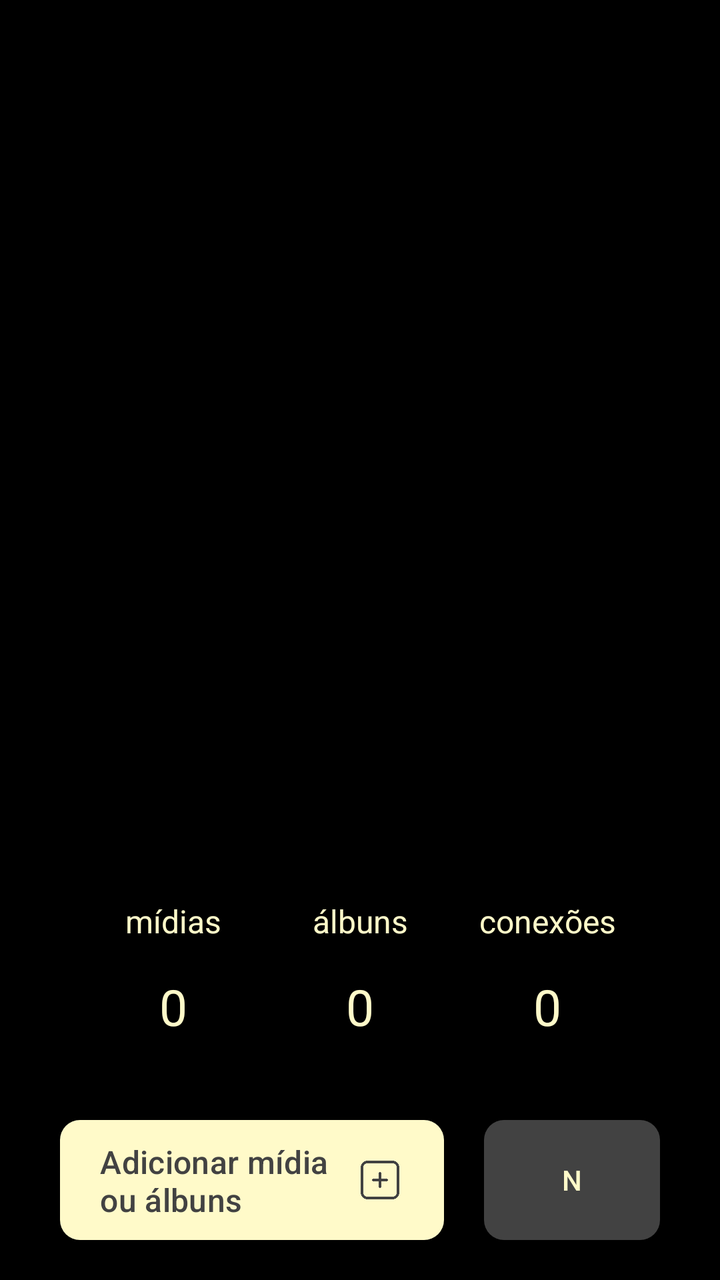
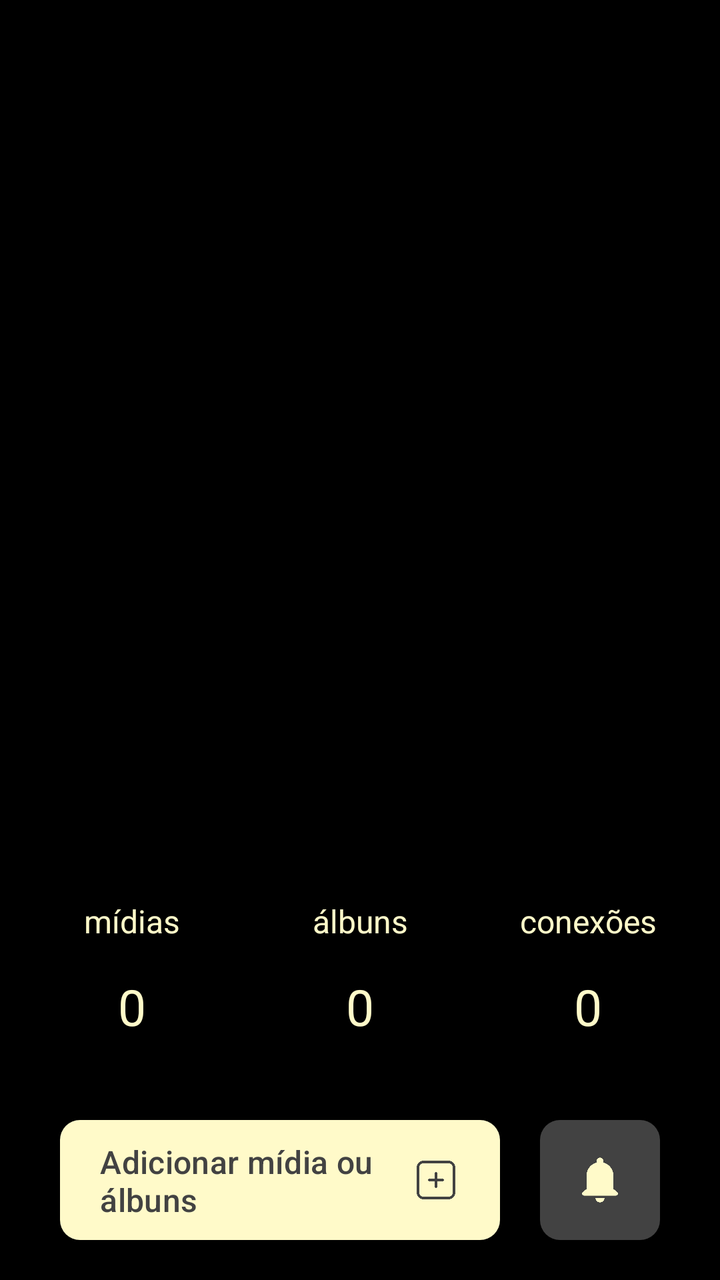

An Android layout rendered at two revisions. The XML below is the earlier revision; the diff shows what the commit changed to produce the second picture.
<!-- AndroidManifest.xml: application theme Theme.Monaly -->
<!-- res/layout/fragment_feed.xml -->
<?xml version="1.0" encoding="utf-8"?>
<androidx.constraintlayout.widget.ConstraintLayout xmlns:android="http://schemas.android.com/apk/res/android"
    xmlns:app="http://schemas.android.com/apk/res-auto"
    xmlns:tools="http://schemas.android.com/tools"
    android:layout_width="match_parent"
    android:layout_height="match_parent"
    android:background="@color/black"
    tools:context=".ui.fragment.navegation.FeedFragment">

    <com.google.android.material.button.MaterialButton
        android:id="@+id/buttonAdd"
        android:layout_width="0dp"
        android:layout_height="60dp"
        android:layout_marginStart="30dp"
        android:layout_marginEnd="20dp"
        android:layout_marginBottom="20dp"
        android:background="@drawable/drawable_background_button_gray_dark_10_dp"
        android:gravity="start|center_vertical"
        android:paddingStart="20dp"
        android:paddingEnd="20dp"
        android:text="@string/feed_button_to_add"
        android:textAllCaps="false"
        android:textColor="@color/gray_dark"
        android:textSize="16sp"
        app:backgroundTint="@color/bage_neutral"
        app:icon="@drawable/ic_add_gray_dark"
        app:iconGravity="end"
        app:iconSize="24dp"
        app:iconTint="@null"
        app:layout_constraintBottom_toBottomOf="parent"
        app:layout_constraintEnd_toStartOf="@+id/buttonNotification"
        app:layout_constraintStart_toStartOf="parent" />

    <androidx.appcompat.widget.AppCompatButton
        android:id="@+id/buttonNotification"
        android:layout_width="wrap_content"
        android:layout_height="60dp"
        android:layout_marginEnd="30dp"
        android:layout_marginBottom="20dp"
        android:background="@drawable/drawable_background_button_gray_dark_10_dp"
        android:text="N"
        android:textColor="@color/bage_neutral"
        app:layout_constraintBottom_toBottomOf="parent"
        app:layout_constraintEnd_toEndOf="parent" />

    <TextView
        android:id="@+id/textDefaultAlbun"
        android:layout_width="wrap_content"
        android:layout_height="wrap_content"
        android:layout_marginBottom="40dp"
        android:text="@string/feed__defaut_number"
        android:textColor="@color/bage_neutral"
        android:textSize="25dp"
        app:layout_constraintBottom_toTopOf="@+id/buttonAdd"
        app:layout_constraintEnd_toEndOf="parent"
        app:layout_constraintStart_toStartOf="parent" />

    <TextView
        android:id="@+id/textDefaultConection"
        android:layout_width="wrap_content"
        android:layout_height="wrap_content"
        android:layout_marginBottom="40dp"
        android:text="@string/feed__defaut_number"
        android:textColor="@color/bage_neutral"
        android:textSize="25dp"
        app:layout_constraintBottom_toTopOf="@+id/buttonNotification"
        app:layout_constraintEnd_toEndOf="parent"
        app:layout_constraintStart_toEndOf="@+id/textDefaultAlbun" />

    <TextView
        android:id="@+id/textDefaultMidia"
        android:layout_width="wrap_content"
        android:layout_height="wrap_content"
        android:layout_marginBottom="40dp"
        android:text="@string/feed__defaut_number"
        android:textColor="@color/bage_neutral"
        android:textSize="25dp"
        app:layout_constraintBottom_toTopOf="@+id/buttonAdd"
        app:layout_constraintEnd_toStartOf="@+id/textDefaultAlbun"
        app:layout_constraintStart_toStartOf="parent" />

    <TextView
        android:id="@+id/textTitleAlbun"
        android:layout_width="wrap_content"
        android:layout_height="wrap_content"
        android:layout_marginBottom="15dp"
        android:text="@string/feed_title_albuns"
        android:textColor="@color/bage_neutral"
        android:textSize="16dp"
        app:layout_constraintBottom_toTopOf="@+id/textDefaultAlbun"
        app:layout_constraintEnd_toEndOf="parent"
        app:layout_constraintStart_toStartOf="parent" />

    <TextView
        android:id="@+id/textTitleConection"
        android:layout_width="wrap_content"
        android:layout_height="wrap_content"
        android:layout_marginBottom="15dp"
        android:text="@string/feed_title_conections"
        android:textColor="@color/bage_neutral"
        android:textSize="16dp"
        app:layout_constraintBottom_toTopOf="@+id/textDefaultConection"
        app:layout_constraintEnd_toEndOf="@+id/textDefaultConection"
        app:layout_constraintStart_toStartOf="@+id/textDefaultConection" />

    <TextView
        android:id="@+id/textTitleMidia"
        android:layout_width="wrap_content"
        android:layout_height="wrap_content"
        android:layout_marginBottom="15dp"
        android:text="@string/feed_title_midia"
        android:textColor="@color/bage_neutral"
        android:textSize="16dp"
        app:layout_constraintBottom_toTopOf="@+id/textDefaultMidia"
        app:layout_constraintEnd_toEndOf="@+id/textDefaultMidia"
        app:layout_constraintStart_toStartOf="@+id/textDefaultMidia" />

</androidx.constraintlayout.widget.ConstraintLayout>
<!-- resources referenced by this layout -->
<resources>
  <color name="bage_neutral">#FFFAC9</color>
  <color name="black">#000000</color>
  <color name="gray_dark">#424242</color>
  <!-- drawable drawable_background_button_gray_dark_10_dp (drawable) -->
  <?xml version="1.0" encoding="utf-8"?>
  <shape xmlns:android="http://schemas.android.com/apk/res/android">
  
      <corners android:radius="10dp"/>
      <solid android:color="@color/gray_dark"/>
  
  </shape>
  <!-- drawable ic_add_gray_dark: png bitmap (drawable, 1667 bytes) -->
  <string name="feed__defaut_number">0</string>
  <string name="feed_button_to_add">Adicionar mídia ou álbuns</string>
  <string name="feed_title_albuns">álbuns</string>
  <string name="feed_title_conections">conexões</string>
  <string name="feed_title_midia">mídias</string>
  <style name="Theme.Monaly" parent="Base.Theme.Monaly" />
  <style name="Base.Theme.Monaly" parent="Theme.Material3.DayNight.NoActionBar">
  
  
          
          
  
  
          
          <item name="android:navigationBarColor">@color/black</item>
  
  
      </style>
</resources>

<!-- the commit's change to res/layout/fragment_feed.xml (unified diff, before → after) -->
@@ -29,17 +29,25 @@
         app:iconTint="@null"
         app:layout_constraintBottom_toBottomOf="parent"
         app:layout_constraintEnd_toStartOf="@+id/buttonNotification"
+        app:layout_constraintHorizontal_bias="0.0"
         app:layout_constraintStart_toStartOf="parent" />
 
-    <androidx.appcompat.widget.AppCompatButton
+    <com.google.android.material.button.MaterialButton
         android:id="@+id/buttonNotification"
-        android:layout_width="wrap_content"
+        android:layout_width="60dp"
         android:layout_height="60dp"
         android:layout_marginEnd="30dp"
         android:layout_marginBottom="20dp"
         android:background="@drawable/drawable_background_button_gray_dark_10_dp"
-        android:text="N"
-        android:textColor="@color/bage_neutral"
+        android:padding="0dp"
+        android:insetTop="0dp"
+        android:insetBottom="0dp"
+        app:backgroundTint="@color/gray_dark"
+        app:icon="@drawable/ic_notification_bage_neutral"
+        app:iconGravity="textStart"
+        app:iconPadding="0dp"
+        app:iconSize="28dp"
+        app:iconTint="@null"
         app:layout_constraintBottom_toBottomOf="parent"
         app:layout_constraintEnd_toEndOf="parent" />
 
@@ -59,25 +67,23 @@
         android:id="@+id/textDefaultConection"
         android:layout_width="wrap_content"
         android:layout_height="wrap_content"
-        android:layout_marginBottom="40dp"
+        android:layout_marginStart="100dp"
         android:text="@string/feed__defaut_number"
         android:textColor="@color/bage_neutral"
         android:textSize="25dp"
-        app:layout_constraintBottom_toTopOf="@+id/buttonNotification"
-        app:layout_constraintEnd_toEndOf="parent"
+        app:layout_constraintBottom_toBottomOf="@+id/textDefaultAlbun"
         app:layout_constraintStart_toEndOf="@+id/textDefaultAlbun" />
 
     <TextView
         android:id="@+id/textDefaultMidia"
         android:layout_width="wrap_content"
         android:layout_height="wrap_content"
-        android:layout_marginBottom="40dp"
+        android:layout_marginEnd="100dp"
         android:text="@string/feed__defaut_number"
         android:textColor="@color/bage_neutral"
         android:textSize="25dp"
-        app:layout_constraintBottom_toTopOf="@+id/buttonAdd"
-        app:layout_constraintEnd_toStartOf="@+id/textDefaultAlbun"
-        app:layout_constraintStart_toStartOf="parent" />
+        app:layout_constraintBottom_toBottomOf="@+id/textDefaultAlbun"
+        app:layout_constraintEnd_toStartOf="@+id/textDefaultAlbun" />
 
     <TextView
         android:id="@+id/textTitleAlbun"
<!-- resource entries referenced after the edit -->
@@ -12,6 +12,7 @@
   
   </shape>
   <!-- drawable ic_add_gray_dark: png bitmap (drawable, 1667 bytes) -->
+  <!-- drawable ic_notification_bage_neutral: png bitmap (drawable, 1421 bytes) -->
   <string name="feed__defaut_number">0</string>
   <string name="feed_button_to_add">Adicionar mídia ou álbuns</string>
   <string name="feed_title_albuns">álbuns</string>
